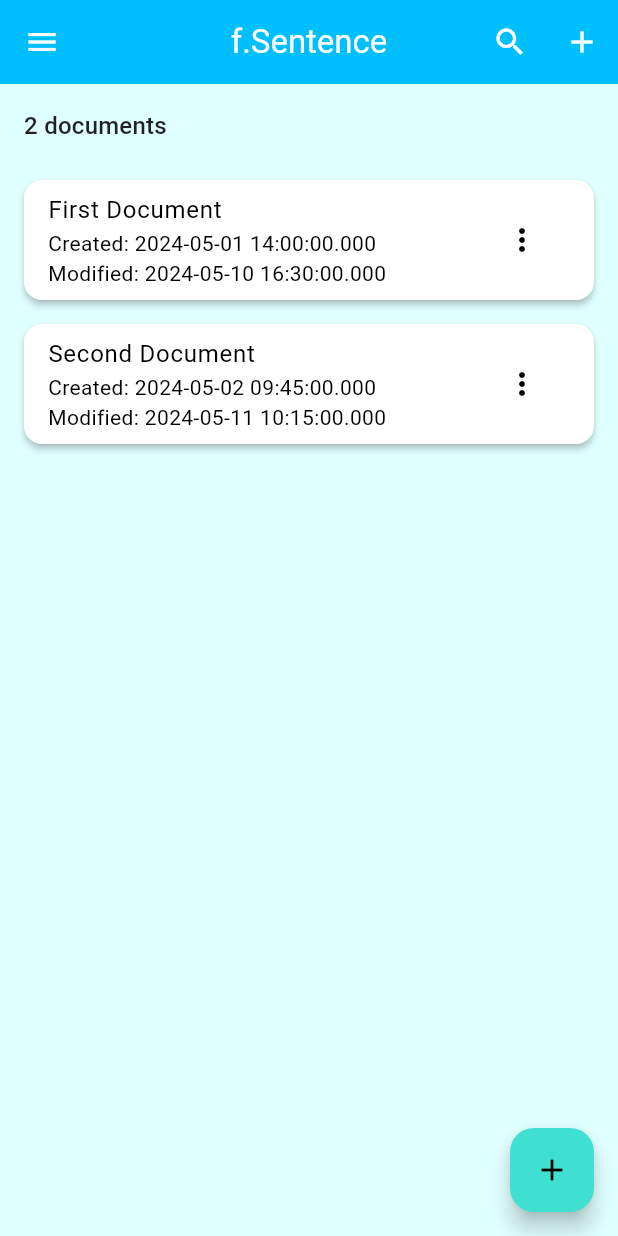
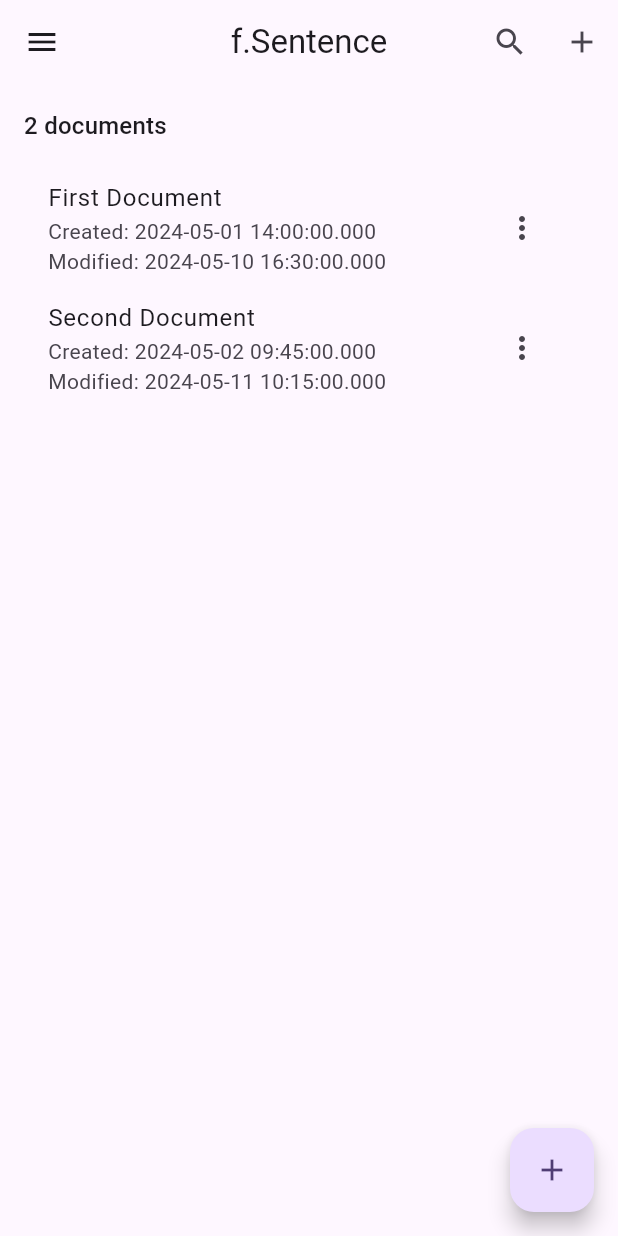
Before and after one commit to ZoranJeremic/f.Sentence, a Flutter app: the screen it shows after launch, on a phone screen of 412 x 824 dp. Run offline on Flutter 3.47's test engine with Material 3 defaults, Android fonts, the phone set to English and light mode, and no system bars; drawn by our look-alikes of dynamic_color; Roboto replaces fonts that are missing (Frutiger).

```diff
--- a/lib/main.dart
+++ b/lib/main.dart
@@ -1,90 +1,33 @@
 import 'package:flutter/material.dart';
+import 'package:dynamic_color/dynamic_color.dart';
 
 void main() => runApp(MyApp());
 
 class MyApp extends StatelessWidget {
-  // Definišemo osnovne **Frutiger Aero** boje
-  final Color aeroPrimary = Color(0xFF00BFFF); // Svetlo plava
-  final Color aeroSecondary = Color(0xFFB0E0E6); // Plavičasto bela
-  final Color aeroAccent = Color(0xFF40E0D0); // Tirkizna
-  final Color aeroBackground = Color(0xFFE0FFFF); // Svetlo plava pozadina
-  final Color aeroSurface = Color(0xFFFFFFFF); // Bela površina
-
-  // Boje za tamni režim
-  final Color aeroDarkPrimary = Color(0xFF009ACD); // Tamno plava
-  final Color aeroDarkBackground = Color(0xFF121212); // Skoro crna
-  final Color aeroDarkSurface = Color(0xFF1E1E1E); // Tamna površina
-
   @override
   Widget build(BuildContext context) {
+    return DynamicColorBuilder(
+      builder: (lightColorScheme, darkColorScheme) {
         return MaterialApp(
           title: 'f.Sentence',
           theme: ThemeData(
             useMaterial3: true,
+            colorScheme: lightColorScheme ?? ColorScheme.fromSeed(
+              seedColor: Colors.deepPurple,
               brightness: Brightness.light,
-        colorScheme: ColorScheme(
-          brightness: Brightness.light,
-          primary: aeroPrimary,
-          onPrimary: Colors.white,
-          secondary: aeroSecondary,
-          onSecondary: Colors.black,
-          background: aeroBackground,
-          onBackground: Colors.black,
-          surface: aeroSurface,
-          onSurface: Colors.black,
-          error: Colors.redAccent,
-          onError: Colors.white,
-        ),
-        scaffoldBackgroundColor: aeroBackground,
-        appBarTheme: AppBarTheme(
-          backgroundColor: aeroPrimary,
-          foregroundColor: Colors.white,
-          centerTitle: true,
-        ),
-        floatingActionButtonTheme: FloatingActionButtonThemeData(
-          backgroundColor: aeroAccent,
-          foregroundColor: Colors.black,
-        ),
-        textTheme: ThemeData.light().textTheme.apply(
-              fontFamily: 'Frutiger',
-              bodyColor: Colors.black87,
-              displayColor: Colors.black87,
             ),
           ),
           darkTheme: ThemeData(
-        useMaterial3: false,
+            useMaterial3: true,
+            colorScheme: darkColorScheme ?? ColorScheme.fromSeed(
+              seedColor: Colors.deepPurple,
               brightness: Brightness.dark,
-        colorScheme: ColorScheme(
-          brightness: Brightness.dark,
-          primary: aeroDarkPrimary,
-          onPrimary: Colors.white,
-          secondary: aeroAccent,
-          onSecondary: Colors.black,
-          background: aeroDarkBackground,
-          onBackground: Colors.white,
-          surface: aeroDarkSurface,
-          onSurface: Colors.white,
-          error: Colors.redAccent,
-          onError: Colors.white,
-        ),
-        scaffoldBackgroundColor: aeroDarkBackground,
-        appBarTheme: AppBarTheme(
-          backgroundColor: aeroDarkPrimary,
-          foregroundColor: Colors.white,
-          centerTitle: true,
-        ),
-        floatingActionButtonTheme: FloatingActionButtonThemeData(
-          backgroundColor: aeroAccent,
-          foregroundColor: Colors.black,
-        ),
-        textTheme: ThemeData.dark().textTheme.apply(
-              fontFamily: 'Frutiger',
-              bodyColor: Colors.white,
-              displayColor: Colors.white,
             ),
           ),
           themeMode: ThemeMode.system,
           home: HomeScreen(),
+        );
+      },
     );
   }
 }
@@ -122,28 +65,12 @@ class _HomeScreenState extends State<HomeScreen> {
   void _showPopupMenu(BuildContext context) {
     showModalBottomSheet(
       context: context,
-      backgroundColor: Theme.of(context).colorScheme.surface,
-      shape: RoundedRectangleBorder(
-        borderRadius: BorderRadius.vertical(top: Radius.circular(20)),
-      ),
       builder: (_) => Column(
         mainAxisSize: MainAxisSize.min,
         children: [
-          ListTile(
-            leading: Icon(Icons.note_add, color: Theme.of(context).colorScheme.primary),
-            title: Text('New note'),
-            onTap: () {},
-          ),
-          ListTile(
-            leading: Icon(Icons.picture_as_pdf, color: Theme.of(context).colorScheme.primary),
-            title: Text('Open PDF'),
-            onTap: () {},
-          ),
-          ListTile(
-            leading: Icon(Icons.draw, color: Theme.of(context).colorScheme.primary),
-            title: Text('New drawing'),
-            onTap: () {},
-          ),
+          ListTile(leading: Icon(Icons.note_add), title: Text('New note')),
+          ListTile(leading: Icon(Icons.picture_as_pdf), title: Text('Open PDF')),
+          ListTile(leading: Icon(Icons.draw), title: Text('New drawing')),
         ],
       ),
     );
@@ -165,16 +92,34 @@ class _HomeScreenState extends State<HomeScreen> {
   }
 
   Widget _buildDocumentCard(Document doc) {
-    return Card(
-      elevation: 2,
-      margin: EdgeInsets.symmetric(vertical: 8),
+    return Dismissible(
+      key: Key(doc.title),
+      background: Container(
+        color: Colors.red,
+        alignment: Alignment.centerLeft,
+        padding: EdgeInsets.only(left: 20),
+        child: Icon(Icons.delete, color: Colors.white),
+      ),
+      secondaryBackground: Container(
+        color: Colors.blue,
+        alignment: Alignment.centerRight,
+        padding: EdgeInsets.only(right: 20),
+        child: Icon(Icons.archive, color: Colors.white),
+      ),
+      onDismissed: (direction) {
+        if (direction == DismissDirection.startToEnd) {
+          _onDelete(doc);
+        } else {
+          _onArchive(doc);
+        }
+      },
       child: ListTile(
         title: Text(doc.title),
         subtitle: Column(
           crossAxisAlignment: CrossAxisAlignment.start,
           children: [
-            Text('Created: ${doc.created}'),
-            Text('Modified: ${doc.modified}'),
+            Text('Created: ${doc.created.toString()}'),
+            Text('Modified: ${doc.modified.toString()}'),
           ],
         ),
         trailing: PopupMenuButton<String>(
@@ -198,6 +143,13 @@ class _HomeScreenState extends State<HomeScreen> {
     return Scaffold(
       appBar: AppBar(
         title: Text('f.Sentence'),
+        centerTitle: true,
+        leading: Builder(
+          builder: (context) => IconButton(
+            icon: Icon(Icons.menu),
+            onPressed: () => Scaffold.of(context).openDrawer(),
+          ),
+        ),
         actions: [
           IconButton(
             icon: Icon(Icons.search),
@@ -228,7 +180,9 @@ class _HomeScreenState extends State<HomeScreen> {
             ListTile(
               leading: Icon(Icons.folder),
               title: Text('Your documents'),
-              onTap: () => Navigator.pop(context),
+              onTap: () {
+                Navigator.pop(context);
+              },
             ),
             ListTile(
               leading: Icon(Icons.star),
```
Lines whose indentation alone changed are shown as unchanged.
